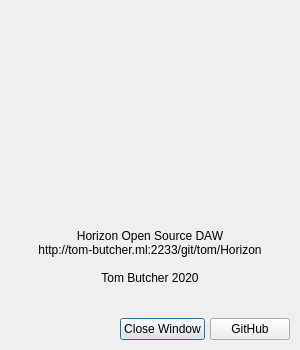
Qt form src/gui/aboutdialogwidget.ui (tom-23/Horizon) before a commit.
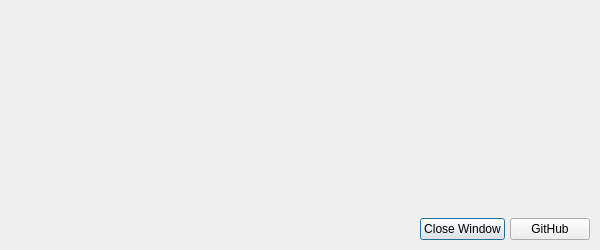
The same form after that commit.

```diff
--- a/src/gui/aboutdialogwidget.ui
+++ b/src/gui/aboutdialogwidget.ui
@@ -6,28 +6,10 @@
    <rect>
     <x>0</x>
     <y>0</y>
-    <width>300</width>
-    <height>350</height>
+    <width>600</width>
+    <height>250</height>
    </rect>
   </property>
-  <property name="sizePolicy">
-   <sizepolicy hsizetype="Fixed" vsizetype="Fixed">
-    <horstretch>0</horstretch>
-    <verstretch>0</verstretch>
-   </sizepolicy>
-  </property>
-  <property name="minimumSize">
-   <size>
-    <width>300</width>
-    <height>350</height>
-   </size>
-  </property>
-  <property name="maximumSize">
-   <size>
-    <width>300</width>
-    <height>350</height>
-   </size>
-  </property>
   <property name="windowTitle">
    <string>Horizon</string>
   </property>
@@ -49,7 +31,7 @@
    </property>
    <item>
     <widget class="QWidget" name="container" native="true">
-     <layout class="QVBoxLayout" name="verticalLayout">
+     <layout class="QHBoxLayout" name="horizontalLayout_3">
       <property name="spacing">
        <number>5</number>
       </property>
@@ -75,7 +57,7 @@
         </property>
         <property name="maximumSize">
          <size>
-          <width>16777215</width>
+          <width>300</width>
           <height>220</height>
          </size>
         </property>
@@ -85,17 +67,23 @@
        </widget>
       </item>
       <item>
+       <layout class="QVBoxLayout" name="verticalLayout">
+        <property name="leftMargin">
+         <number>0</number>
+        </property>
+        <property name="topMargin">
+         <number>5</number>
+        </property>
+        <item>
        <widget class="QLabel" name="label">
-        <property name="text">
-         <string>Horizon Open Source DAW
-http://tom-butcher.ml:2233/git/tom/Horizon
-
-Tom Butcher 2020
-
-</string>
+          <property name="sizePolicy">
+           <sizepolicy hsizetype="Preferred" vsizetype="Expanding">
+            <horstretch>0</horstretch>
+            <verstretch>0</verstretch>
+           </sizepolicy>
         </property>
         <property name="alignment">
-         <set>Qt::AlignCenter</set>
+           <set>Qt::AlignLeading|Qt::AlignLeft|Qt::AlignTop</set>
         </property>
        </widget>
       </item>
@@ -130,6 +118,8 @@
            <string>GitHub</string>
           </property>
          </widget>
+          </item>
+         </layout>
         </item>
        </layout>
       </item>
```
Lines whose indentation alone changed are shown as unchanged.
